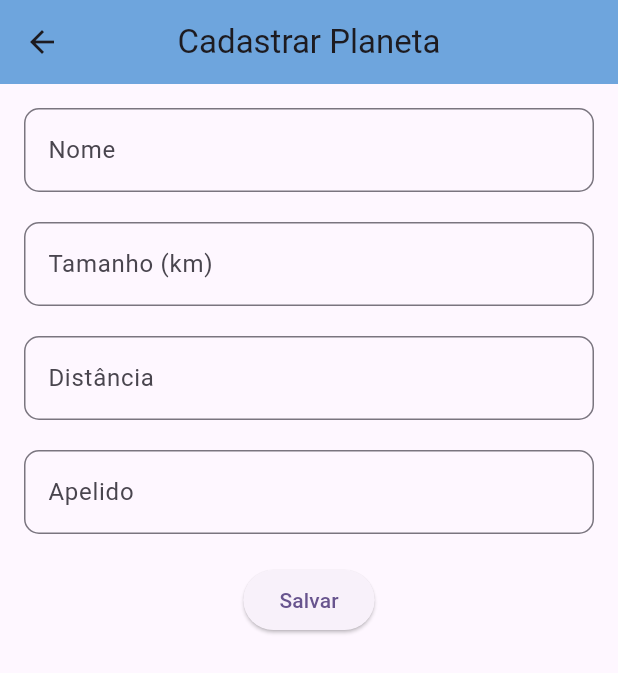
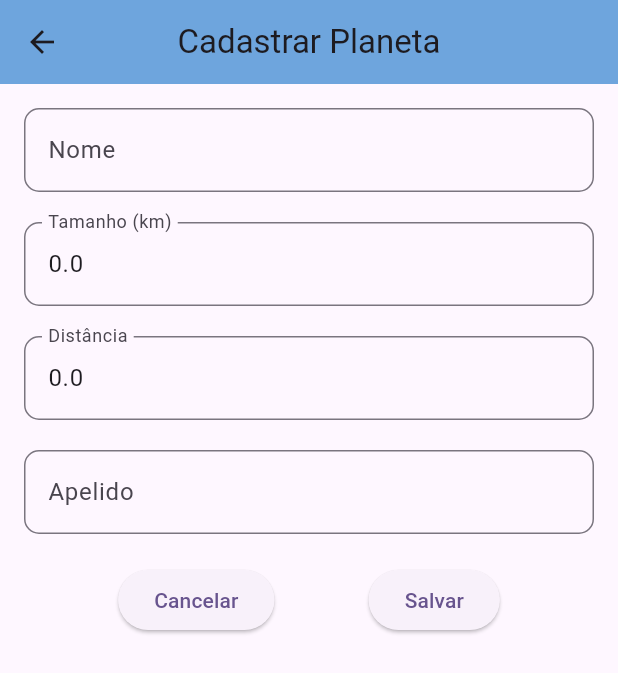
Before and after one commit to LeoGHPH/planetas-app, a Flutter app: the TelaPlaneta screen opened directly, on a phone screen of 412 x 824 dp. Shown: the top 673 px of the screen. Run offline on Flutter 3.47's test engine with Material 3 defaults, Android fonts, the phone set to English and light mode, and no system bars; our stand-ins replace sqflite; accounts and stored records are empty.

Commit message:
Update tela_planeta.dart

```diff
--- a/lib/telas/tela_planeta.dart
+++ b/lib/telas/tela_planeta.dart
@@ -1,33 +1,40 @@
+import 'package:bleave/controles/controle_planeta.dart' show ControlePlaneta;
 import 'package:flutter/material.dart';
-import 'package:myapp/controles/controle_planeta.dart';
 
 import '../modelos/planeta.dart';
 
 class TelaPlaneta extends StatefulWidget {
-  const TelaPlaneta({super.key});
+  final bool isIncluir;
+  final Planeta planeta;
+  final Function() onFinalizado;
+
+  const TelaPlaneta({
+    super.key,
+    required this.isIncluir,
+    required this.onFinalizado,
+    required this.planeta,
+  }); //
 
   @override
   State<TelaPlaneta> createState() => _TelaPlanetaState();
 }
 
 class _TelaPlanetaState extends State<TelaPlaneta> {
-
   final _formKey = GlobalKey<FormState>();
-
   final TextEditingController _nomeController = TextEditingController();
   final TextEditingController _tamanhoController = TextEditingController();
   final TextEditingController _distanciaController = TextEditingController();
   final TextEditingController _apelidoController = TextEditingController();
-
-  final Planeta _planeta = Planeta.vazio();
   final ControlePlaneta _controlePlaneta = ControlePlaneta();
+  late Planeta _planeta;
 
   @override
   void initState() {
-    //_nomeController.text = "";
-    //_tamanhoController.text = "12742";
-    //_distanciaController.text = "149.600.000";
-    //_apelidoController.text = "Home";
+    _planeta = widget.planeta;
+    _nomeController.text = _planeta.nome;
+    _tamanhoController.text = _planeta.tamanho.toString();
+    _distanciaController.text = _planeta.distancia.toString();
+    _apelidoController.text = _planeta.apelido ?? '';
 
     super.initState();
   }
@@ -42,22 +49,33 @@ class _TelaPlanetaState extends State<TelaPlaneta> {
     super.dispose();
   }
 
-  Future<void> _inserirPlaneta() async {
+  Future<void> _inserirplaneta() async {
     await _controlePlaneta.inserirPlaneta(_planeta);
+  }
+
+  Future<void> _alterarPlaneta() async {
+    await _controlePlaneta.alterarPlaneta(_planeta);
   }
 
   void _submitForm() {
     if (_formKey.currentState!.validate()) {
       // Dados validados com sucesso
       _formKey.currentState!.save();
-      _inserirPlaneta();
 
+      if (widget.isIncluir) {
+        _inserirplaneta();
+      } else {
+        _alterarPlaneta();
+      }
       ScaffoldMessenger.of(context).showSnackBar(
-        const SnackBar(content: Text('Dados do planeta salvos com sucesso!\n')),
+        SnackBar(
+          content: Text(
+            'Dados do planeta foram ${widget.isIncluir ? 'incluídos' : 'alterados'} com sucesso!\n',
+          ),
+        ),
       );
       Navigator.of(context).pop();
-
-
+      widget.onFinalizado();
     }
   }
 
@@ -164,9 +182,19 @@ class _TelaPlanetaState extends State<TelaPlaneta> {
                 ),
 
                 const SizedBox(height: 20.0),
-                ElevatedButton(
-                  onPressed: _submitForm, //submitForm,
-                  child: const Text('Salvar'),
+                Row(
+                  mainAxisAlignment: MainAxisAlignment.spaceEvenly,
+                  children: [
+                    ElevatedButton(
+                      onPressed: () => Navigator.of(context).pop(),
+                      child: const Text('Cancelar'),
+                    ),
+
+                    ElevatedButton(
+                      onPressed: _submitForm, //submitForm,
+                      child: const Text('Salvar'),
+                    ),
+                  ],
                 ),
               ],
             ),
```
